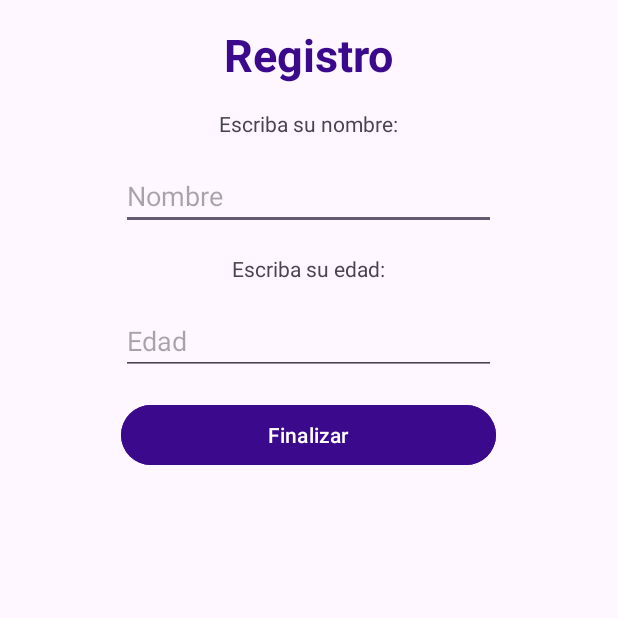
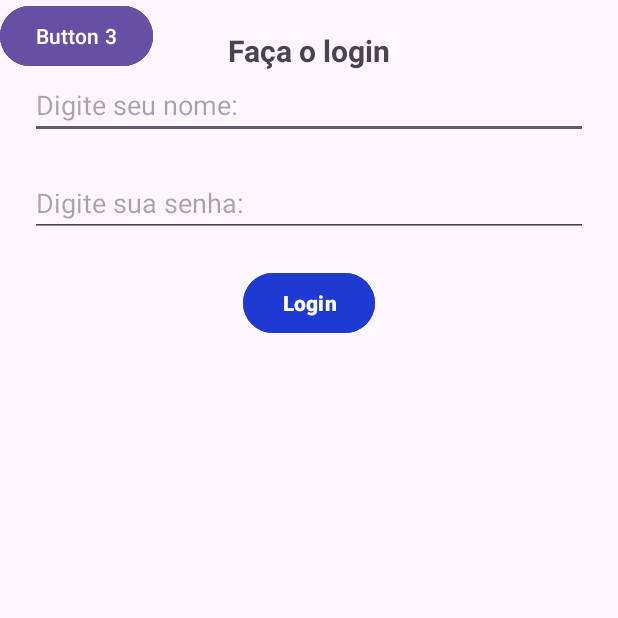
Before and after one commit to FredymarLeon/Layouts, an Android app: the screen it shows after launch (MainActivity), on a phone screen of 412 x 824 dp, the top half of it. Run offline under Robolectric (Android 15) with nearby library versions, the phone set to English and light mode, and no system bars.

Commit message:
Práctica: Foi criada uma tela de login utilizando o modo Design e o modo Code.
A tela conten 4 views (1 título, 2 campos de texto e 1 botão).

Uso de Constrains Básicas.

 Se criou uma segunda tela utilizando o modo Design e o modo Code. Se utilizou 2 Guideline horizontal e cadeias (Chain).

 A tela conten 4 views (A tela conten 4 views: ! campo de texto e 3 botões)

```diff
--- a/app/src/main/res/layout/activity_main.xml
+++ b/app/src/main/res/layout/activity_main.xml
@@ -1,57 +1,75 @@
 <?xml version="1.0" encoding="utf-8"?>
-<androidx.appcompat.widget.LinearLayoutCompat xmlns:android="http://schemas.android.com/apk/res/android"
+<androidx.constraintlayout.widget.ConstraintLayout xmlns:android="http://schemas.android.com/apk/res/android"
     xmlns:app="http://schemas.android.com/apk/res-auto"
     xmlns:tools="http://schemas.android.com/tools"
     android:id="@+id/main"
     android:layout_width="match_parent"
-    android:layout_height="wrap_content"
-    android:orientation="vertical"
+    android:layout_height="match_parent"
     tools:context=".MainActivity">
 
-    <androidx.appcompat.widget.AppCompatTextView
+        <TextView
+            android:id="@+id/textView_titulo"
+            android:layout_width="wrap_content"
+            android:layout_height="wrap_content"
+            android:text="Faça o login"
+            android:textStyle="bold"
+            android:textSize="20sp"
+            android:layout_marginTop="20dp"
+            app:layout_constraintEnd_toEndOf="parent"
+            app:layout_constraintStart_toStartOf="parent"
+            app:layout_constraintTop_toTopOf="parent"/>
+
+        <EditText
+            android:id="@+id/editText_nome"
+            android:layout_width="match_parent"
+            android:layout_height="wrap_content"
+            android:hint="Digite seu nome:"
+            android:layout_marginHorizontal="20dp"
+            app:layout_constraintTop_toBottomOf="@+id/textView_titulo"
+            app:layout_constraintStart_toStartOf="parent"
+            app:layout_constraintEnd_toEndOf="parent"/>
+
+        <EditText
+            android:id="@+id/editText_senha"
+            android:layout_width="match_parent"
+            android:layout_height="wrap_content"
+            android:hint="Digite sua senha:"
+            android:layout_marginHorizontal="20dp"
+            android:layout_marginTop="20dp"
+            android:inputType="numberPassword"
+            app:layout_constraintEnd_toEndOf="parent"
+            app:layout_constraintStart_toStartOf="parent"
+            app:layout_constraintTop_toBottomOf="@+id/editText_nome" />
+
+        <Button
+            android:id="@+id/btn_login"
+            android:layout_width="wrap_content"
+            android:layout_height="wrap_content"
+            android:text="Login"
+            android:textStyle="bold"
+            android:layout_marginTop="20dp"
+            app:layout_constraintTop_toBottomOf="@id/editText_senha"
+            app:layout_constraintStart_toStartOf="@id/editText_senha"
+            app:layout_constraintEnd_toEndOf="@id/editText_senha"
+            android:backgroundTint="#1E3AD3"/>
+
+    <Button
+        android:id="@+id/button1"
         android:layout_width="wrap_content"
         android:layout_height="wrap_content"
-        android:layout_gravity="center"
-        android:layout_margin="16dp"
-        android:textSize="30sp"
-        android:textStyle="bold"
-        android:textColor="#3B098B"
-        android:text="@string/registro"/>
+        android:text="Button 1"
+        />
 
-    <androidx.appcompat.widget.AppCompatTextView
+    <Button
+        android:id="@+id/button2"
         android:layout_width="wrap_content"
         android:layout_height="wrap_content"
-        android:layout_gravity="center"
-        android:layout_marginBottom="16dp"
-        android:text="@string/escriba_su_nombre"/>
+        android:text="Button 2"/>
 
-    <androidx.appcompat.widget.AppCompatEditText
-        android:layout_width="250dp"
-        android:layout_gravity="center"
-        android:layout_height="wrap_content"
-        android:layout_marginBottom="16dp"
-        android:hint="@string/nombre"/>
-
-    <androidx.appcompat.widget.AppCompatTextView
+    <Button
+        android:id="@+id/button3"
         android:layout_width="wrap_content"
         android:layout_height="wrap_content"
-        android:layout_gravity="center"
-        android:layout_marginBottom="16dp"
-        android:text="@string/escriba_su_edad"/>
+        android:text="Button 3"/>
 
-    <androidx.appcompat.widget.AppCompatEditText
-        android:layout_width="250dp"
-        android:layout_gravity="center"
-        android:layout_height="wrap_content"
-        android:layout_marginBottom="16dp"
-        android:hint="@string/edad"/>
-
-    <com.google.android.material.button.MaterialButton
-        android:layout_width="250dp"
-        android:layout_marginHorizontal="16dp"
-        android:layout_height="wrap_content"
-        android:layout_gravity="center"
-        android:text="@string/finalizar"
-        android:backgroundTint="#3B098B"/>
-
-</androidx.appcompat.widget.LinearLayoutCompat>
+</androidx.constraintlayout.widget.ConstraintLayout>
```
Also changed, not shown: app/src/main/res/layout/botton_chaints.xml (added, +77 -0 lines).
